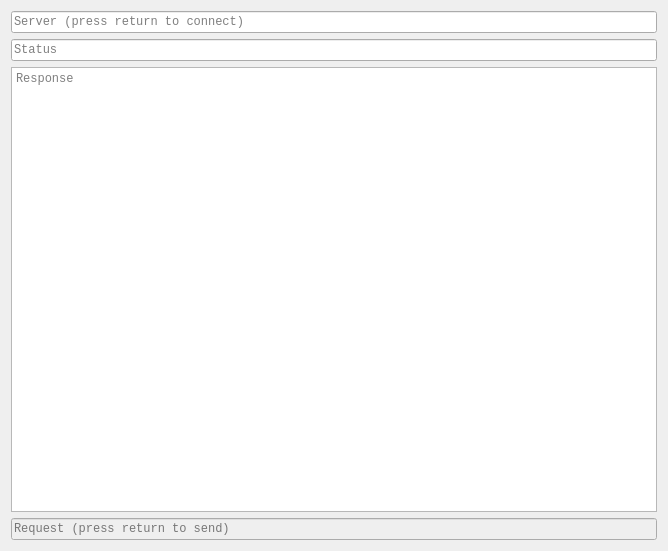
This is tcptalk/mainwindow.ui in jacob3141/tcptalk as Qt 5 draws it before an edit. The edited form follows.
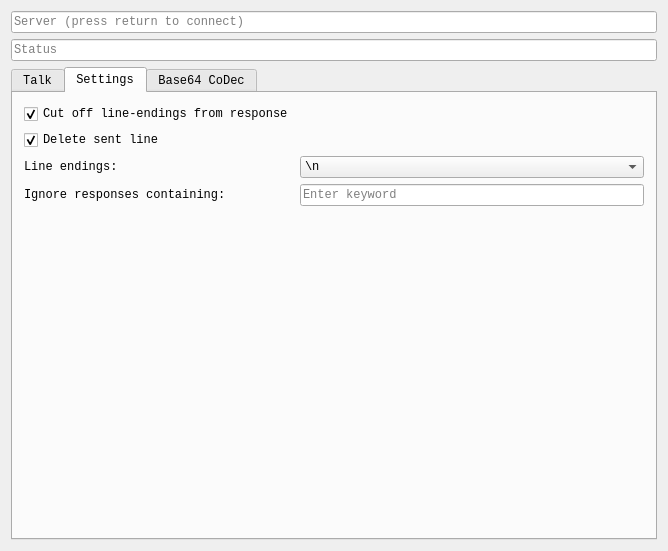
This is the edited form. The open tabs and pages were chosen to show the change. Icons and pictures are not drawn.

Commit message: Added a couple of useful features.

```diff
--- a/tcptalk/mainwindow.ui
+++ b/tcptalk/mainwindow.ui
@@ -40,6 +40,16 @@
      </widget>
     </item>
     <item>
+     <widget class="QTabWidget" name="tabWidget">
+      <property name="currentIndex">
+       <number>0</number>
+      </property>
+      <widget class="QWidget" name="tabTalk">
+       <attribute name="title">
+        <string>Talk</string>
+       </attribute>
+       <layout class="QVBoxLayout" name="verticalLayout_2">
+        <item>
      <widget class="QPlainTextEdit" name="plainTextEditResponse">
       <property name="frameShape">
        <enum>QFrame::StyledPanel</enum>
@@ -66,6 +76,152 @@
       <property name="placeholderText">
        <string>Request (press return to send)</string>
       </property>
+         </widget>
+        </item>
+       </layout>
+      </widget>
+      <widget class="QWidget" name="tabSettings">
+       <attribute name="title">
+        <string>Settings</string>
+       </attribute>
+       <layout class="QVBoxLayout" name="verticalLayout_3">
+        <item>
+         <layout class="QGridLayout" name="gridLayout">
+          <item row="2" column="1">
+           <widget class="QComboBox" name="comboBoxLineEndings">
+            <item>
+             <property name="text">
+              <string>\n</string>
+             </property>
+            </item>
+            <item>
+             <property name="text">
+              <string>\r\n</string>
+             </property>
+            </item>
+            <item>
+             <property name="text">
+              <string>\r</string>
+             </property>
+            </item>
+           </widget>
+          </item>
+          <item row="2" column="0">
+           <widget class="QLabel" name="label">
+            <property name="text">
+             <string>Line endings:</string>
+            </property>
+           </widget>
+          </item>
+          <item row="1" column="0">
+           <widget class="QCheckBox" name="checkBoxDeleteSentLine">
+            <property name="text">
+             <string>Delete sent line</string>
+            </property>
+            <property name="checked">
+             <bool>true</bool>
+            </property>
+           </widget>
+          </item>
+          <item row="0" column="0">
+           <widget class="QCheckBox" name="checkBoxCutOffLineEndings">
+            <property name="text">
+             <string>Cut off line-endings from response</string>
+            </property>
+            <property name="checked">
+             <bool>true</bool>
+            </property>
+           </widget>
+          </item>
+          <item row="3" column="0">
+           <widget class="QLabel" name="label_2">
+            <property name="text">
+             <string>Ignore responses containing:</string>
+            </property>
+           </widget>
+          </item>
+          <item row="3" column="1">
+           <widget class="QLineEdit" name="lineEditIgnore">
+            <property name="placeholderText">
+             <string>Enter keyword</string>
+            </property>
+           </widget>
+          </item>
+         </layout>
+        </item>
+        <item>
+         <spacer name="verticalSpacer">
+          <property name="orientation">
+           <enum>Qt::Vertical</enum>
+          </property>
+          <property name="sizeHint" stdset="0">
+           <size>
+            <width>20</width>
+            <height>316</height>
+           </size>
+          </property>
+         </spacer>
+        </item>
+       </layout>
+      </widget>
+      <widget class="QWidget" name="tab">
+       <attribute name="title">
+        <string>Base64 CoDec</string>
+       </attribute>
+       <layout class="QVBoxLayout" name="verticalLayout_4">
+        <item>
+         <widget class="QLabel" name="label_3">
+          <property name="text">
+           <string>Plain:</string>
+          </property>
+         </widget>
+        </item>
+        <item>
+         <widget class="QPlainTextEdit" name="plainTextEditPlain"/>
+        </item>
+        <item>
+         <widget class="QLabel" name="label_4">
+          <property name="text">
+           <string>Encoded:</string>
+          </property>
+         </widget>
+        </item>
+        <item>
+         <widget class="QPlainTextEdit" name="plainTextEditEncoded"/>
+        </item>
+        <item>
+         <layout class="QHBoxLayout" name="horizontalLayout">
+          <item>
+           <spacer name="horizontalSpacer">
+            <property name="orientation">
+             <enum>Qt::Horizontal</enum>
+            </property>
+            <property name="sizeHint" stdset="0">
+             <size>
+              <width>40</width>
+              <height>20</height>
+             </size>
+            </property>
+           </spacer>
+          </item>
+          <item>
+           <widget class="QPushButton" name="pushButtonEncode">
+            <property name="text">
+             <string>Encode</string>
+            </property>
+           </widget>
+          </item>
+          <item>
+           <widget class="QPushButton" name="pushButtonDecode">
+            <property name="text">
+             <string>Decode</string>
+            </property>
+           </widget>
+          </item>
+         </layout>
+        </item>
+       </layout>
+      </widget>
      </widget>
     </item>
    </layout>
```
Lines whose indentation alone changed are shown as unchanged. The commit also changes 2 other files.
